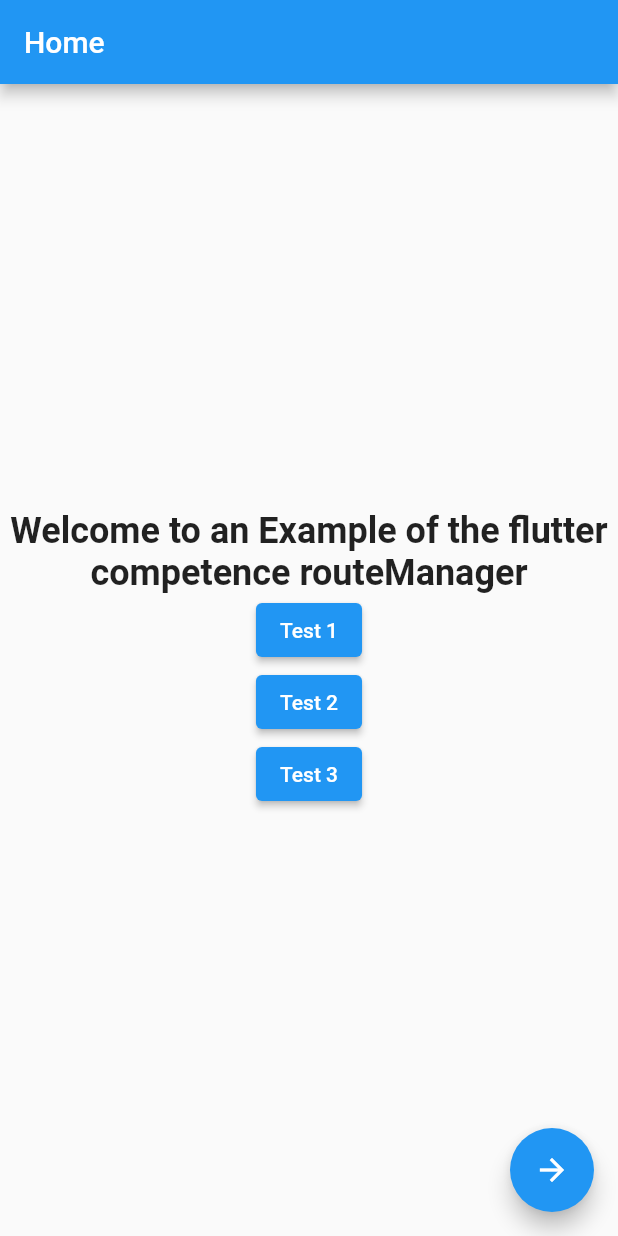
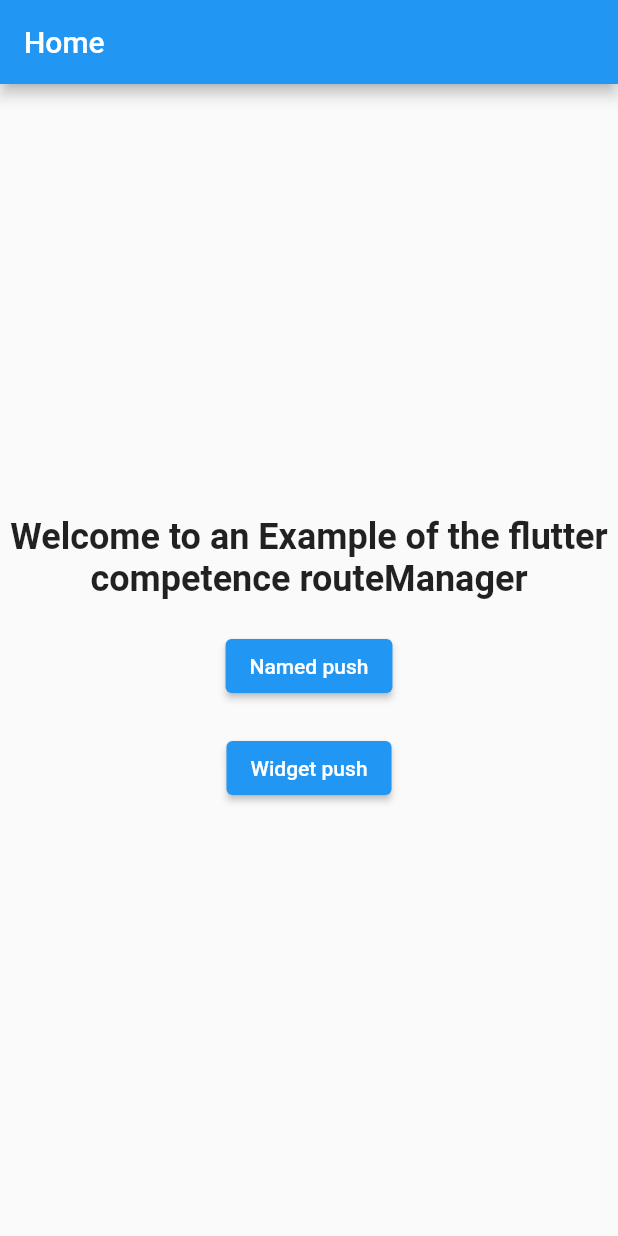
Before and after one commit to mobilesoftcode/route_manager, a Flutter app: the screen it shows after launch, on a phone screen of 412 x 824 dp. Run offline on Flutter 3.47's test engine with Material 2 defaults, Android fonts, the phone set to English and light mode, and no system bars.

Commit message:
Added docs for pushWidget method

```diff
--- a/example/lib/home_screen.dart
+++ b/example/lib/home_screen.dart
@@ -1,7 +1,6 @@
 import 'package:flutter/material.dart';
 import 'package:route_manager/route_manager.dart';
-import 'package:route_manager_example/detail_screen.dart';
-import 'package:route_manager_example/test_screen.dart';
+import 'package:route_manager_example/details_screen.dart';
 
 class HomeScreen extends StatelessWidget {
   const HomeScreen({super.key});
@@ -10,7 +9,8 @@ class HomeScreen extends StatelessWidget {
   Widget build(BuildContext context) {
     return Scaffold(
       appBar: AppBar(title: const Text("Home")),
-      body: Column(
+      body: Center(
+        child: Column(
           mainAxisAlignment: MainAxisAlignment.center,
           children: [
             const Text(
@@ -21,38 +21,33 @@ class HomeScreen extends StatelessWidget {
               ),
               textAlign: TextAlign.center,
             ),
+            const SizedBox(
+              height: 20,
+            ),
             ElevatedButton(
                 onPressed: () {
-                RouteManager.of(context).pushClass(TestScreen());
+                  RouteManager.of(context).push(
+                    name: "/detail",
+                  );
                 },
-              child: const Text("Test 1")),
+                child: const Text("Named push")),
+            const SizedBox(
+              height: 20,
+            ),
             ElevatedButton(
                 onPressed: () {
-                RouteManager.of(context).pushClass(
-                  TestScreen2(
+                  RouteManager.of(context).pushWidget(
+                    DetailsScreen(
                       struct: SimpleStruct(
-                      title: "HOLA",
+                        title: "Hello World",
                       ),
                     ),
                     maskArguments: true,
                   );
                 },
-              child: const Text("Test 2")),
-          ElevatedButton(
-              onPressed: () {
-                RouteManager.of(context).pushClass(TestScreen3(
-                  title: "HI",
-                ));
-              },
-              child: const Text("Test 3")),
+                child: const Text("Widget push")),
           ],
         ),
-      floatingActionButton: FloatingActionButton(
-        child: const Icon(Icons.arrow_forward),
-        onPressed: () {
-          // RouteManager.of(context).push(name: "/details");
-          RouteManager.of(context).pushClass(TestScreen());
-        },
       ),
     );
   }
--- a/example/lib/main.dart
+++ b/example/lib/main.dart
@@ -1,6 +1,6 @@
 import 'package:flutter/material.dart';
 import 'package:route_manager/route_manager.dart';
-import 'package:route_manager_example/test_screen.dart';
+import 'package:route_manager_example/details_screen.dart';
 import 'detail_screen.dart';
 import 'home_screen.dart';
 import 'number_screen.dart';
@@ -8,35 +8,23 @@ import 'number_screen.dart';
 final routeManager = RouteManager(
   routesInfo: [
     RouteInfo(name: "/", routeWidget: (args) => const HomeScreen()),
-    RouteInfo(name: "/details", routeWidget: (args) => const DetailScreen()),
+    RouteInfo(name: "/detail", routeWidget: (args) => const DetailScreen()),
     RouteInfo(
         name: "/number-page",
-        routeWidget: (args) => NumberScreen(number: args?['number'])),
+        routeWidget: (args) {
+          var number = int.tryParse(args?.getValueForKey("number") ?? "0") ?? 0;
+          return NumberScreen(number: number);
+        }),
     TypedRouteInfo(
-      name: "/detail",
-      type: TestScreen,
-      routeWidget: (_) => const TestScreen(),
-    ),
-    TypedRouteInfo(
-        name: "/detail2",
-        type: TestScreen2,
+        name: "/details",
+        type: DetailsScreen,
         routeWidget: (args) {
           var struct = SimpleStruct.fromJson(args?["struct"] ?? "");
 
-          return TestScreen2(
+          return DetailsScreen(
             struct: struct,
           );
         }),
-    TypedRouteInfo(
-      name: "/detail3",
-      type: TestScreen3,
-      routeWidget: (args) {
-        String title = args?.getValueForKey<String>("title") ?? "";
-        return TestScreen3(
-          title: title,
-        );
-      },
-    ),
   ],
   initialRouteInfo: InitialRouteInfo(initialRouteName: "/"),
 );
```
Also changed, not shown: example/lib/detail_screen.dart (+9 -0 lines), example/lib/details_screen.dart (added, +60 -0 lines), example/lib/test_screen.dart (deleted, +0 -84 lines), lib/src/information_parser.dart (+8 -2 lines), lib/src/models/route_info.dart (+21 -1 lines), lib/src/route_delegate.dart (+38 -10 lines), 1 other file. Lines whose indentation alone changed are shown as unchanged.
